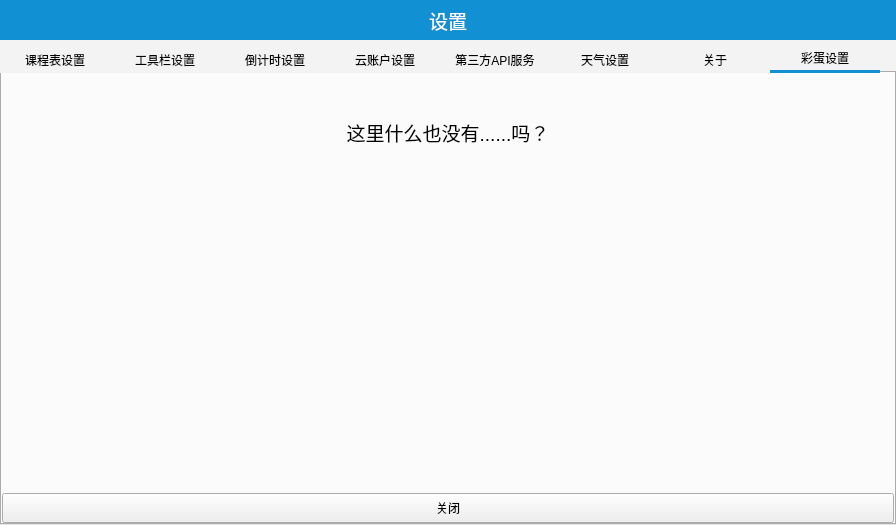
The window that ClassTopLand/src/TableEditWidget/TableEditWidget.ui (Aero80wd/ClassTopLand) describes before a commit, drawn with Qt 5.
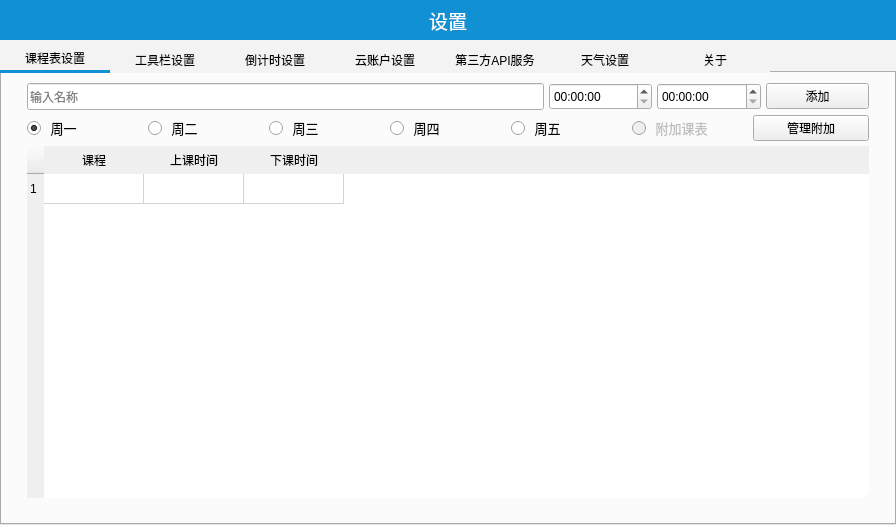
The same window after the commit. The open tabs and pages were chosen to show the change. Icons and pictures are not drawn. Custom widgets are drawn as their Qt base class.

Diff of the .ui file:
```diff
--- a/ClassTopLand/src/TableEditWidget/TableEditWidget.ui
+++ b/ClassTopLand/src/TableEditWidget/TableEditWidget.ui
@@ -677,7 +677,23 @@
       <attribute name="title">
        <string>云账户设置</string>
       </attribute>
-      <layout class="QVBoxLayout" name="verticalLayout_7"/>
+      <layout class="QVBoxLayout" name="verticalLayout_7">
+       <item>
+        <widget class="QLabel" name="label_9">
+         <property name="font">
+          <font>
+           <pointsize>20</pointsize>
+          </font>
+         </property>
+         <property name="text">
+          <string>这里的世界，以后再来探索吧！</string>
+         </property>
+         <property name="alignment">
+          <set>Qt::AlignmentFlag::AlignCenter</set>
+         </property>
+        </widget>
+       </item>
+      </layout>
      </widget>
      <widget class="ExportAPISettingsTab" name="tab_8">
       <attribute name="title">
@@ -1004,77 +1020,6 @@
        </item>
       </layout>
      </widget>
-     <widget class="QWidget" name="tab_3">
-      <attribute name="title">
-       <string>彩蛋设置</string>
-      </attribute>
-      <layout class="QHBoxLayout" name="horizontalLayout_6">
-       <property name="leftMargin">
-        <number>0</number>
-       </property>
-       <property name="topMargin">
-        <number>0</number>
-       </property>
-       <property name="rightMargin">
-        <number>0</number>
-       </property>
-       <property name="bottomMargin">
-        <number>0</number>
-       </property>
-       <item>
-        <layout class="QVBoxLayout" name="verticalLayout_4" stretch="2,5,1">
-         <item>
-          <widget class="QLabel" name="label_9">
-           <property name="font">
-            <font>
-             <pointsize>14</pointsize>
-            </font>
-           </property>
-           <property name="text">
-            <string>这里什么也没有......吗？</string>
-           </property>
-           <property name="alignment">
-            <set>Qt::AlignmentFlag::AlignCenter</set>
-           </property>
-          </widget>
-         </item>
-         <item>
-          <spacer name="verticalSpacer_3">
-           <property name="orientation">
-            <enum>Qt::Orientation::Vertical</enum>
-           </property>
-           <property name="sizeHint" stdset="0">
-            <size>
-             <width>20</width>
-             <height>40</height>
-            </size>
-           </property>
-          </spacer>
-         </item>
-         <item>
-          <layout class="QHBoxLayout" name="horizontalLayout_9" stretch="1">
-           <item>
-            <widget class="QPushButton" name="pushButton_2">
-             <property name="minimumSize">
-              <size>
-               <width>0</width>
-               <height>30</height>
-              </size>
-             </property>
-             <property name="styleSheet">
-              <string notr="true"/>
-             </property>
-             <property name="text">
-              <string>关闭</string>
-             </property>
-            </widget>
-           </item>
-          </layout>
-         </item>
-        </layout>
-       </item>
-      </layout>
-     </widget>
     </widget>
    </item>
   </layout>
```
Left out of the diff: 2 changed lines with no effect on the pictures.
